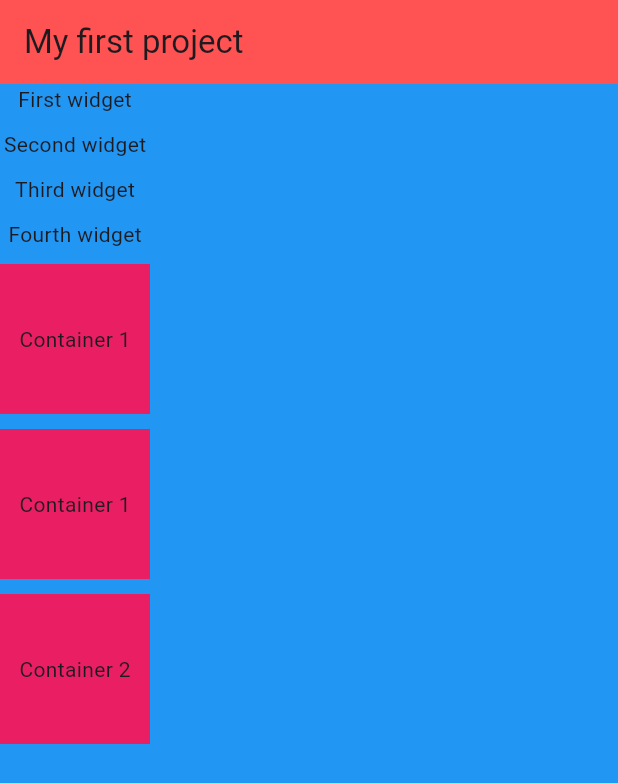
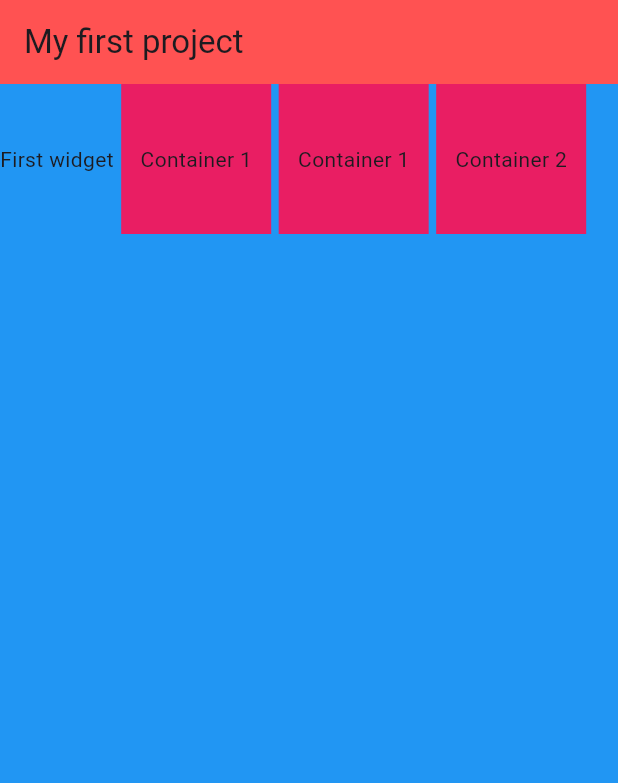
Before and after one commit to emanirfan2005/Flutter-Bootcamp-Roadmap, a Flutter app: the screen it shows after launch, on a phone screen of 412 x 824 dp. Shown: the top 783 px of the screen. Run offline on Flutter 3.47's test engine with Material 3 defaults, Android fonts, the light colour scheme and no system bars.

Commit message:
Adding Row Topic

```diff
--- a/Chapter_2/lib/main.dart
+++ b/Chapter_2/lib/main.dart
@@ -17,23 +17,12 @@ class Myapp extends StatelessWidget {
           title: const Text('My first project'),
         ),
         body: SafeArea(
-          child: Column(
+          child: Row(
             children: [
               const Text("First widget"),
+
               SizedBox(
-                height: 10,
-              ),
-              const Text("Second widget"),
-              SizedBox(
-                height: 10,
-              ),
-              const Text("Third widget"),
-              SizedBox(
-                height: 10,
-              ),
-              const Text("Fourth widget"),
-              SizedBox(
-                height: 10,
+                width: 5,
               ),
               Container(
                 height: 100,
@@ -42,7 +31,7 @@ class Myapp extends StatelessWidget {
                 child: const Center(child: Text("Container 1")),
               ),
               SizedBox(
-                height: 10,
+                width: 5,
               ),
               Container(
                 height: 100,
@@ -51,7 +40,7 @@ class Myapp extends StatelessWidget {
                 child: const Center(child: Text("Container 1")),
               ),
               SizedBox(
-                height: 10,
+                width: 5,
               ),
               Container(
                 height: 100,
@@ -60,7 +49,7 @@ class Myapp extends StatelessWidget {
                 child: const Center(child: Text("Container 2")),
               ),
               SizedBox(
-                height: 10,
+                width: 5,
               ),
             ],
           ),
```
